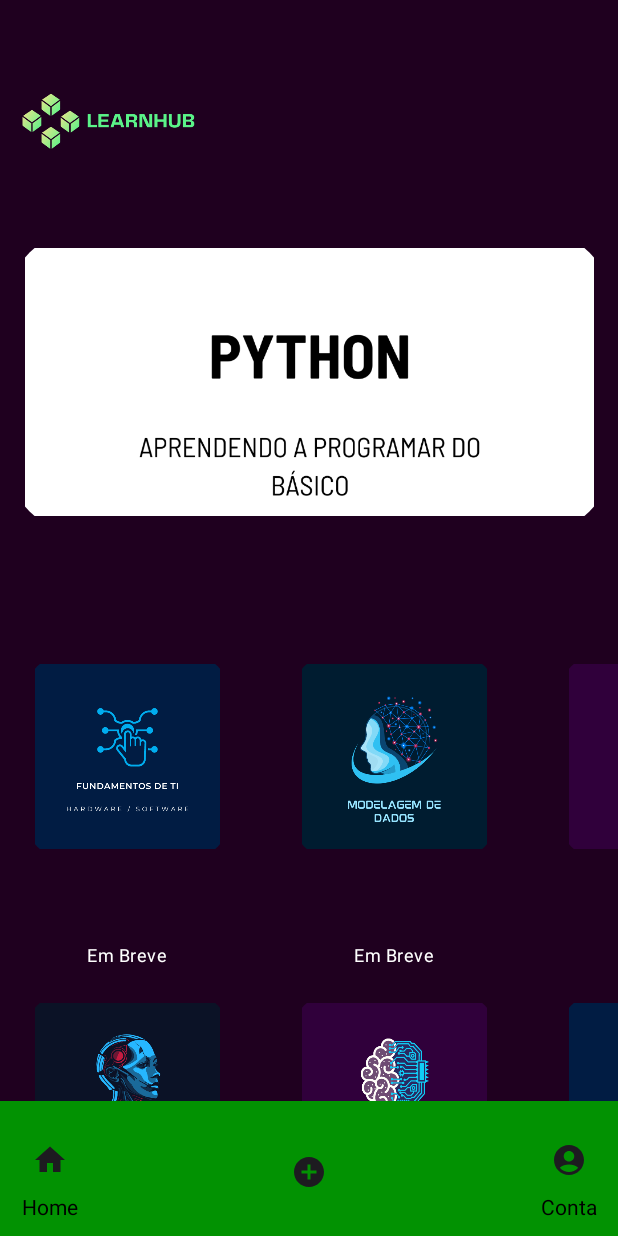
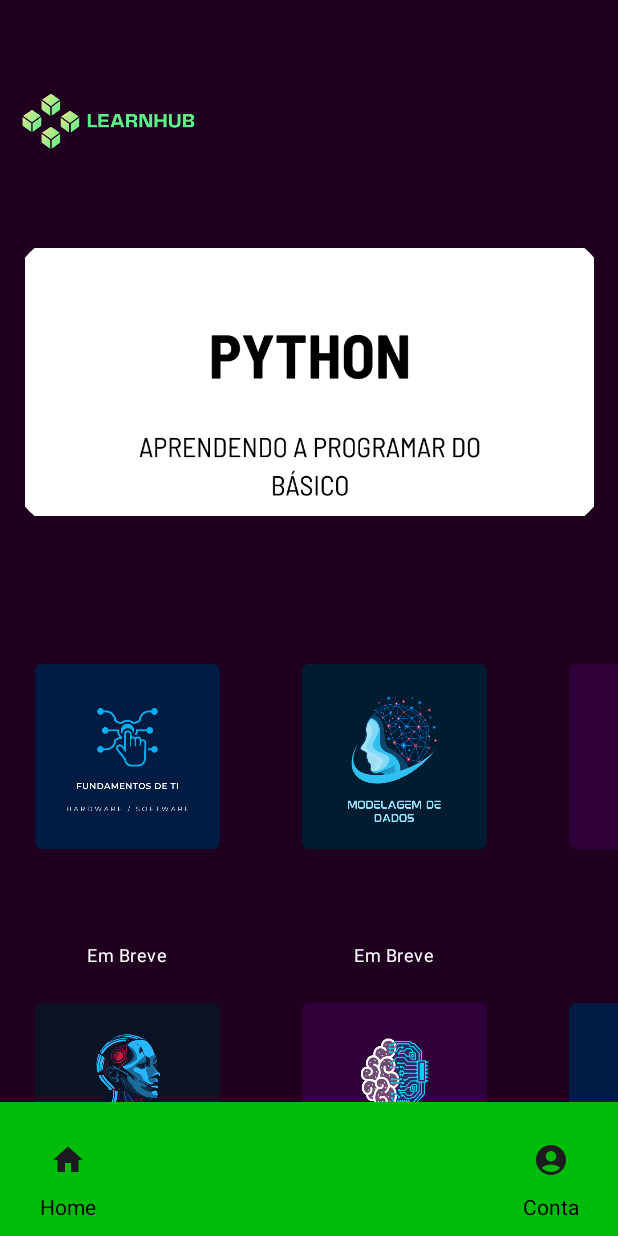
Before and after one commit to Mouthlolses/app_learnhub, an Android app built with Jetpack Compose: the screen it shows after launch (MainActivity), on a phone screen of 412 x 824 dp. Run offline under Robolectric (Android 15) with nearby library versions, the phone set to English and light mode, and no system bars.

Commit message:
add_buttons_and_details

```diff
--- a/app/src/main/java/com/example/app_aprendi_v2/MainActivity.kt
+++ b/app/src/main/java/com/example/app_aprendi_v2/MainActivity.kt
@@ -37,6 +37,7 @@ import androidx.compose.material.icons.filled.AccountCircle
 import androidx.compose.material.icons.filled.AddCircle
 import androidx.compose.material.icons.filled.Home
 import androidx.compose.material3.BottomAppBar
+import androidx.compose.material3.Button
 import androidx.compose.material3.Icon
 import androidx.compose.material3.IconButton
 import androidx.compose.material3.MaterialTheme
@@ -75,7 +76,7 @@ class MainActivity : ComponentActivity() {
             val navController = rememberNavController()
             NavHost(navController = navController, startDestination = "home") {
                 composable("home") { HomeScreen(navController) }
-                composable("details") { CourseDetailsScreen() }
+                composable("details") { CourseDetailsScreen(navController) }
                 composable("register") { RegisterScreen(navController) }
             }
         }
@@ -237,7 +238,7 @@ class MainActivity : ComponentActivity() {
     }
 
     @Composable
-    fun CourseDetailsScreen() {
+    fun CourseDetailsScreen(navController: NavController) {
         Column(
             modifier = Modifier
                 .fillMaxSize()
@@ -245,7 +246,16 @@ class MainActivity : ComponentActivity() {
                 .fillMaxWidth()
                 .padding(0.dp)
         ) {
-            Text(text = "Detalhes do Curso", style = MaterialTheme.typography.headlineMedium)
+            Text(text = "Detalhes do Curso",
+                style = MaterialTheme.typography.headlineMedium,
+                color = Color.White
+            )
+            Spacer(modifier = Modifier.height(16.dp))
+
+            Button(onClick = { navController.popBackStack()}) {
+                Text("Retornar a Home")
+            }
+            BottomAppBarContent(navController = navController)
         }
     }
 
@@ -297,8 +307,8 @@ class MainActivity : ComponentActivity() {
     fun BottomAppBarContent(navController: NavController) {
 
         BottomAppBar (
-            modifier = Modifier.height(90.dp),
-            containerColor = (Color(0xFF029202))
+            modifier = Modifier.height(89.dp),
+            containerColor = (Color(0xFF01BD09))
         ){
             Column(
                 horizontalAlignment = Alignment.CenterHorizontally,
@@ -311,9 +321,6 @@ class MainActivity : ComponentActivity() {
             }
             Spacer(modifier = Modifier.width(120.dp))
 
-            IconButton(onClick = { navController.navigate("details") }) {
-                Icon(Icons.Filled.AddCircle, contentDescription = "Details")
-            }
 
             Spacer(modifier = Modifier.width(120.dp))
 
```
